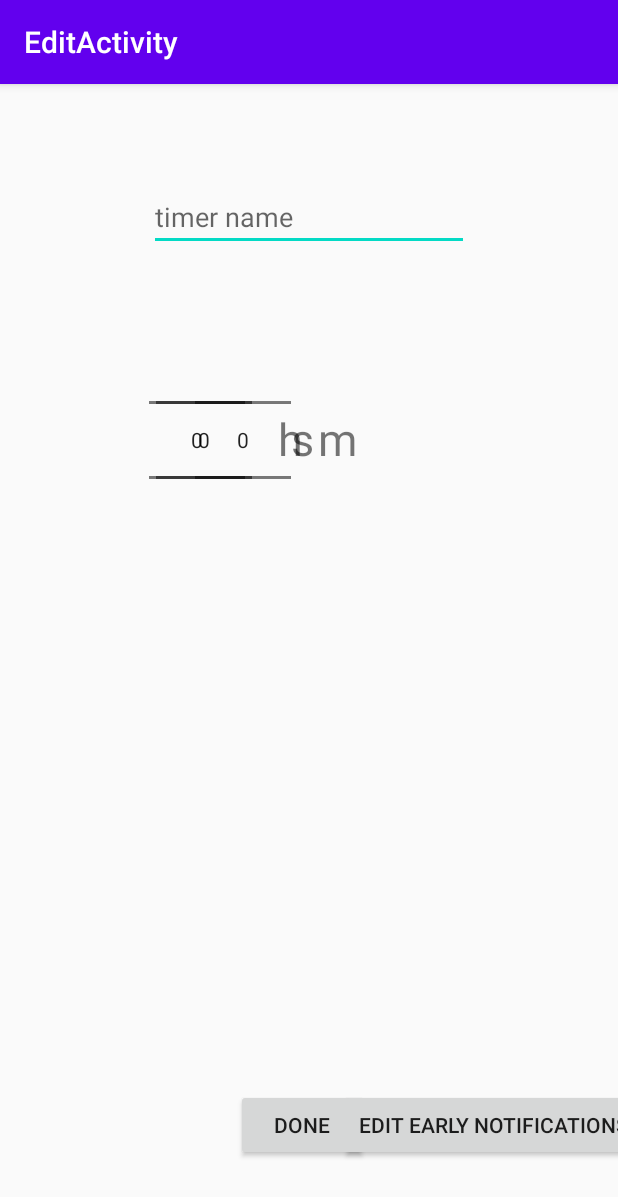
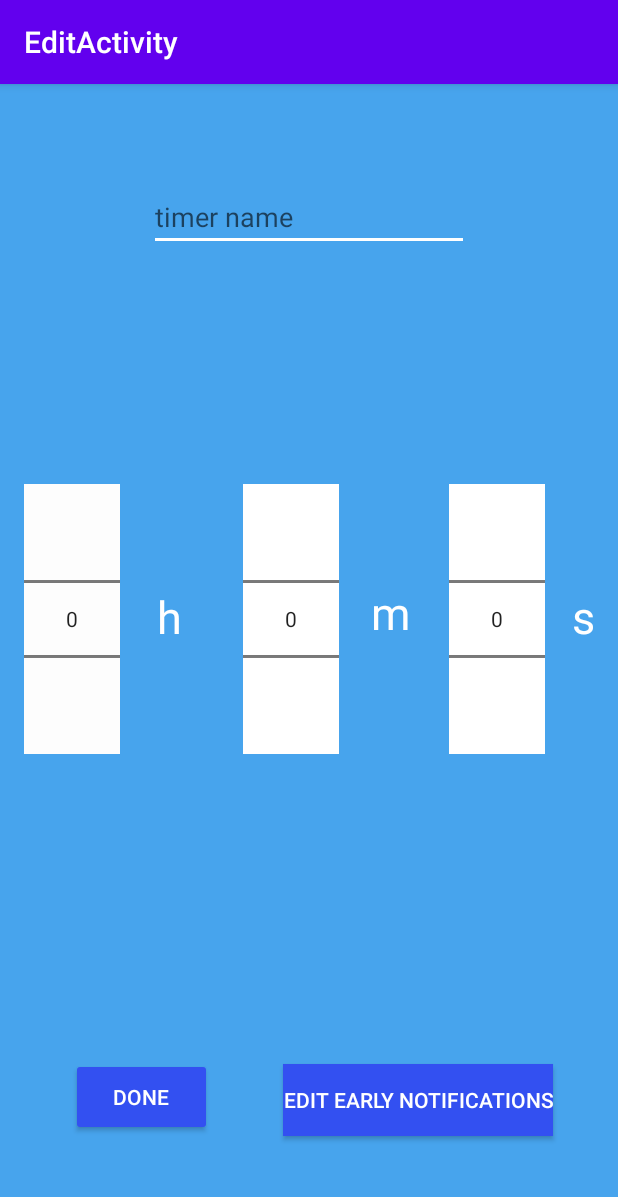
Before and after one commit to Nathanieljg/JuniorDesign, an Android app: the EditTimerActivity screen opened directly, with no data from a screen before it, on a phone screen of 412 x 824 dp. Shown: the top 1197 px of the screen. Run offline under Robolectric (Android 15) with nearby library versions, the light colour scheme and no system bars; 2 statements that could not run were skipped.

Commit message:
Update activity_edit.xml

```diff
--- a/app/src/main/res/layout/activity_edit.xml
+++ b/app/src/main/res/layout/activity_edit.xml
@@ -5,6 +5,7 @@
     android:id="@+id/editActivity"
     android:layout_width="match_parent"
     android:layout_height="match_parent"
+    android:background="#47A4ED"
     tools:context=".EditTimerActivity">
 
     <com.google.android.material.appbar.AppBarLayout
@@ -19,18 +20,16 @@
 
     </com.google.android.material.appbar.AppBarLayout>
 
-    <FrameLayout
-        android:id="@+id/fragment_container"
-        android:layout_width="match_parent"
-        android:layout_height="match_parent" />
-
     <EditText
         android:id="@+id/alarmNameEditText"
         android:layout_width="wrap_content"
         android:layout_height="wrap_content"
+        android:backgroundTint="#FFFFFF"
+        android:drawableTint="#FFFFFF"
         android:ems="10"
         android:hint="@string/timer_name_hint"
         android:inputType="textPersonName"
+        android:textColor="#FFFFFF"
         app:layout_constraintBottom_toBottomOf="parent"
         app:layout_constraintEnd_toEndOf="parent"
         app:layout_constraintStart_toStartOf="parent"
@@ -41,37 +40,38 @@
         android:id="@+id/editNumberPickerSeconds"
         android:layout_width="wrap_content"
         android:layout_height="wrap_content"
-        android:layout_marginTop="56dp"
-        android:layout_marginEnd="244dp"
-        app:layout_constraintBottom_toBottomOf="@+id/editNumberPickerMinutes"
+        android:background="#FFFFFF"
+        app:layout_constraintBottom_toBottomOf="parent"
         app:layout_constraintEnd_toEndOf="parent"
-        app:layout_constraintHorizontal_bias="0.197"
-        app:layout_constraintStart_toEndOf="@+id/textViewM"
-        app:layout_constraintTop_toTopOf="@+id/editNumberPickerMinutes"
-        app:layout_constraintVertical_bias="1.0" />
+        app:layout_constraintHorizontal_bias="0.861"
+        app:layout_constraintStart_toStartOf="parent"
+        app:layout_constraintTop_toTopOf="parent"
+        app:layout_constraintVertical_bias="0.453" />
 
     <NumberPicker
         android:id="@+id/editNumberPickerMinutes"
         android:layout_width="wrap_content"
         android:layout_height="wrap_content"
-        android:layout_marginTop="36dp"
+        android:background="#FFFFFF"
         app:layout_constraintBottom_toBottomOf="parent"
-        app:layout_constraintEnd_toEndOf="@+id/alarmNameEditText"
-        app:layout_constraintHorizontal_bias="0.205"
-        app:layout_constraintStart_toStartOf="@+id/alarmNameEditText"
-        app:layout_constraintTop_toBottomOf="@+id/alarmNameEditText"
-        app:layout_constraintVertical_bias="0.0" />
+        app:layout_constraintEnd_toEndOf="parent"
+        app:layout_constraintHorizontal_bias="0.466"
+        app:layout_constraintStart_toStartOf="parent"
+        app:layout_constraintTop_toTopOf="parent"
+        app:layout_constraintVertical_bias="0.453" />
 
     <NumberPicker
         android:id="@+id/editNumberPickerHours"
         android:layout_width="wrap_content"
         android:layout_height="wrap_content"
-        app:layout_constraintBottom_toBottomOf="@+id/editNumberPickerMinutes"
-        app:layout_constraintEnd_toEndOf="@+id/alarmNameEditText"
-        app:layout_constraintHorizontal_bias="0.399"
+        android:background="#FDFDFD"
+        android:foregroundTint="#FFFFFF"
+        app:layout_constraintBottom_toBottomOf="parent"
+        app:layout_constraintEnd_toEndOf="parent"
+        app:layout_constraintHorizontal_bias="0.046"
         app:layout_constraintStart_toStartOf="parent"
-        app:layout_constraintTop_toTopOf="@+id/editNumberPickerMinutes"
-        app:layout_constraintVertical_bias="0.0" />
+        app:layout_constraintTop_toTopOf="parent"
+        app:layout_constraintVertical_bias="0.453" />
 
     <TextView
         android:id="@+id/editTextViewH"
@@ -79,13 +79,14 @@
         android:layout_height="102dp"
         android:gravity="center"
         android:text="@string/hours_text"
+        android:textColor="#FFFFFF"
         android:textSize="30sp"
-        app:layout_constraintBottom_toBottomOf="@+id/editNumberPickerHours"
-        app:layout_constraintEnd_toEndOf="@+id/alarmNameEditText"
-        app:layout_constraintHorizontal_bias="0.071"
-        app:layout_constraintStart_toEndOf="@+id/editNumberPickerHours"
-        app:layout_constraintTop_toTopOf="@+id/editNumberPickerHours"
-        app:layout_constraintVertical_bias="0.487" />
+        app:layout_constraintBottom_toBottomOf="@+id/editEarlyNotificationsButton"
+        app:layout_constraintEnd_toEndOf="parent"
+        app:layout_constraintHorizontal_bias="0.246"
+        app:layout_constraintStart_toStartOf="parent"
+        app:layout_constraintTop_toTopOf="parent"
+        app:layout_constraintVertical_bias="0.507" />
 
     <TextView
         android:id="@+id/editTextViewM"
@@ -93,13 +94,14 @@
         android:layout_height="102dp"
         android:gravity="center"
         android:text="@string/minutes_text"
+        android:textColor="#FFFFFF"
         android:textSize="30sp"
         app:layout_constraintBottom_toBottomOf="@+id/editNumberPickerMinutes"
         app:layout_constraintEnd_toEndOf="parent"
-        app:layout_constraintHorizontal_bias="0.047"
+        app:layout_constraintHorizontal_bias="0.083"
         app:layout_constraintStart_toEndOf="@+id/editNumberPickerMinutes"
         app:layout_constraintTop_toTopOf="@+id/editNumberPickerMinutes"
-        app:layout_constraintVertical_bias="0.487" />
+        app:layout_constraintVertical_bias="0.448" />
 
     <TextView
         android:id="@+id/editTextViewS"
@@ -107,34 +109,41 @@
         android:layout_height="102dp"
         android:gravity="center"
         android:text="@string/seconds_text"
+        android:textColor="#FFFFFF"
         android:textSize="30sp"
-        app:layout_constraintBottom_toBottomOf="@+id/editNumberPickerSeconds"
-        app:layout_constraintEnd_toEndOf="parent"
-        app:layout_constraintHorizontal_bias="0.055"
-        app:layout_constraintStart_toEndOf="@+id/editNumberPickerSeconds"
-        app:layout_constraintTop_toTopOf="@+id/editNumberPickerSeconds"
-        app:layout_constraintVertical_bias="0.487" />
-
-    <Button
-        android:id="@+id/buttonDone"
-        android:layout_width="wrap_content"
-        android:layout_height="wrap_content"
-        android:text="DONE"
         app:layout_constraintBottom_toBottomOf="parent"
         app:layout_constraintEnd_toEndOf="parent"
-        app:layout_constraintHorizontal_bias="0.485"
+        app:layout_constraintHorizontal_bias="1.0"
         app:layout_constraintStart_toStartOf="parent"
         app:layout_constraintTop_toTopOf="parent"
-        app:layout_constraintVertical_bias="0.931" />
+        app:layout_constraintVertical_bias="0.456" />
 
     <Button
         android:id="@+id/editEarlyNotificationsButton"
         android:layout_width="wrap_content"
         android:layout_height="wrap_content"
+        android:background="#3350F1"
         android:text="edit early notifications"
-        app:layout_constraintBottom_toBottomOf="@+id/buttonDone"
+        android:textColor="#FFFFFF"
+        app:layout_constraintBottom_toBottomOf="parent"
         app:layout_constraintEnd_toEndOf="parent"
-        app:layout_constraintStart_toEndOf="@+id/buttonDone"
-        app:layout_constraintTop_toTopOf="@+id/buttonDone" />
+        app:layout_constraintHorizontal_bias="0.814"
+        app:layout_constraintStart_toStartOf="parent"
+        app:layout_constraintTop_toTopOf="parent"
+        app:layout_constraintVertical_bias="0.907" />
+
+    <Button
+        android:id="@+id/buttonDone"
+        android:layout_width="94dp"
+        android:layout_height="52dp"
+        android:backgroundTint="#3350F1"
+        android:text="DONE"
+        android:textColor="#FFFFFF"
+        app:layout_constraintBottom_toBottomOf="parent"
+        app:layout_constraintEnd_toEndOf="parent"
+        app:layout_constraintHorizontal_bias="0.148"
+        app:layout_constraintStart_toStartOf="parent"
+        app:layout_constraintTop_toTopOf="parent"
+        app:layout_constraintVertical_bias="0.907" />
 
 </androidx.constraintlayout.widget.ConstraintLayout>
```
